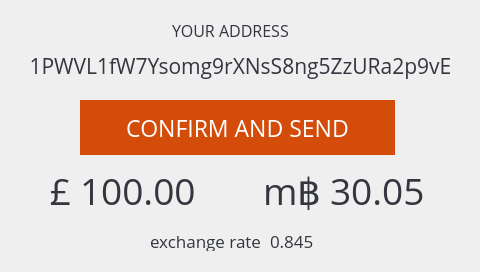
Old version of the form xbterminal/gui/ui.ui in the repository alexykot/xbterminal-firmware.
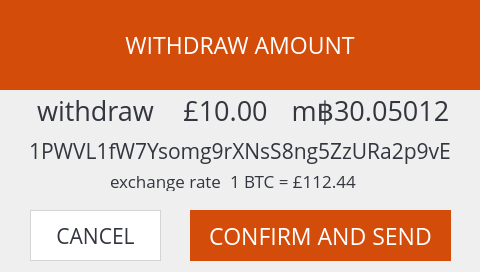
New version of the form. The open tabs and pages were chosen to show the change.

Commit message: Add 'cancel' button to withdraw_confirm screen

Diff of the .ui file:
```diff
--- a/xbterminal/gui/ui.ui
+++ b/xbterminal/gui/ui.ui
@@ -1523,16 +1523,16 @@
     <widget class="QLabel" name="wconfirm_address_h_lbl">
      <property name="geometry">
       <rect>
-       <x>150</x>
-       <y>20</y>
-       <width>161</width>
-       <height>21</height>
+       <x>30</x>
+       <y>90</y>
+       <width>131</width>
+       <height>41</height>
       </rect>
      </property>
      <property name="font">
       <font>
        <family>Open Sans</family>
-       <pointsize>12</pointsize>
+       <pointsize>20</pointsize>
       </font>
      </property>
      <property name="styleSheet">
@@ -1540,7 +1540,7 @@
 color: #33363e;</string>
      </property>
      <property name="text">
-      <string>YOUR ADDRESS</string>
+      <string>withdraw</string>
      </property>
      <property name="alignment">
       <set>Qt::AlignCenter</set>
@@ -1549,10 +1549,10 @@
     <widget class="QLabel" name="wconfirm_address_lbl">
      <property name="geometry">
       <rect>
-       <x>10</x>
-       <y>50</y>
-       <width>461</width>
-       <height>31</height>
+       <x>0</x>
+       <y>130</y>
+       <width>480</width>
+       <height>41</height>
       </rect>
      </property>
      <property name="font">
@@ -1575,10 +1575,10 @@
     <widget class="QPushButton" name="wconfirm_confirm_btn">
      <property name="geometry">
       <rect>
-       <x>80</x>
-       <y>100</y>
-       <width>315</width>
-       <height>55</height>
+       <x>190</x>
+       <y>210</y>
+       <width>261</width>
+       <height>51</height>
       </rect>
      </property>
      <property name="font">
@@ -1599,16 +1599,16 @@
     <widget class="QLabel" name="wconfirm_fiat_amount_lbl">
      <property name="geometry">
       <rect>
-       <x>80</x>
-       <y>170</y>
-       <width>161</width>
+       <x>170</x>
+       <y>90</y>
+       <width>111</width>
        <height>41</height>
       </rect>
      </property>
      <property name="font">
       <font>
        <family>Open Sans</family>
-       <pointsize>28</pointsize>
+       <pointsize>20</pointsize>
       </font>
      </property>
      <property name="styleSheet">
@@ -1616,54 +1616,25 @@
 color: #33363e;</string>
      </property>
      <property name="text">
-      <string>100.00</string>
+      <string>£10.00</string>
      </property>
      <property name="alignment">
-      <set>Qt::AlignLeading|Qt::AlignLeft|Qt::AlignVCenter</set>
-     </property>
-    </widget>
-    <widget class="QLabel" name="wconfirm_currency_lbl">
-     <property name="geometry">
-      <rect>
-       <x>20</x>
-       <y>170</y>
-       <width>51</width>
-       <height>41</height>
-      </rect>
-     </property>
-     <property name="font">
-      <font>
-       <family>Open Sans</family>
-       <pointsize>28</pointsize>
-       <weight>50</weight>
-       <italic>false</italic>
-       <bold>false</bold>
-      </font>
-     </property>
-     <property name="styleSheet">
-      <string notr="true">background: none;
-color: #33363e;</string>
-     </property>
-     <property name="text">
-      <string>£</string>
-     </property>
-     <property name="alignment">
-      <set>Qt::AlignRight|Qt::AlignTrailing|Qt::AlignVCenter</set>
+      <set>Qt::AlignCenter</set>
      </property>
     </widget>
     <widget class="QLabel" name="wconfirm_btc_amount_lbl">
      <property name="geometry">
       <rect>
-       <x>330</x>
-       <y>170</y>
-       <width>141</width>
+       <x>280</x>
+       <y>90</y>
+       <width>181</width>
        <height>41</height>
       </rect>
      </property>
      <property name="font">
       <font>
        <family>Open Sans</family>
-       <pointsize>28</pointsize>
+       <pointsize>20</pointsize>
       </font>
      </property>
      <property name="styleSheet">
@@ -1671,45 +1642,17 @@
 color: #33363e;</string>
      </property>
      <property name="text">
-      <string>30.05</string>
+      <string>m฿30.05012</string>
      </property>
      <property name="alignment">
-      <set>Qt::AlignLeading|Qt::AlignLeft|Qt::AlignVCenter</set>
-     </property>
-    </widget>
-    <widget class="QLabel" name="wconfirm_btc_lbl">
-     <property name="geometry">
-      <rect>
-       <x>250</x>
-       <y>170</y>
-       <width>71</width>
-       <height>41</height>
-      </rect>
-     </property>
-     <property name="font">
-      <font>
-       <family>Open Sans</family>
-       <pointsize>28</pointsize>
-       <weight>50</weight>
-       <bold>false</bold>
-      </font>
-     </property>
-     <property name="styleSheet">
-      <string notr="true">background: none;
-color: #33363e;</string>
-     </property>
-     <property name="text">
-      <string>m฿</string>
-     </property>
-     <property name="alignment">
-      <set>Qt::AlignRight|Qt::AlignTrailing|Qt::AlignVCenter</set>
+      <set>Qt::AlignCenter</set>
      </property>
     </widget>
     <widget class="QLabel" name="wconfirm_xrate_amount_lbl">
      <property name="geometry">
       <rect>
-       <x>270</x>
-       <y>230</y>
+       <x>230</x>
+       <y>170</y>
        <width>141</width>
        <height>21</height>
       </rect>
@@ -1725,14 +1668,14 @@
 color: #33363e;</string>
      </property>
      <property name="text">
-      <string>0.845</string>
+      <string>1 BTC = £112.44</string>
      </property>
     </widget>
     <widget class="QLabel" name="wconfirm_xrate_lbl">
      <property name="geometry">
       <rect>
-       <x>100</x>
-       <y>230</y>
+       <x>60</x>
+       <y>170</y>
        <width>161</width>
        <height>21</height>
       </rect>
@@ -1754,6 +1697,62 @@
       <set>Qt::AlignRight|Qt::AlignTrailing|Qt::AlignVCenter</set>
      </property>
     </widget>
+    <widget class="QPushButton" name="wconfirm_cancel_btn">
+     <property name="geometry">
+      <rect>
+       <x>30</x>
+       <y>210</y>
+       <width>131</width>
+       <height>51</height>
+      </rect>
+     </property>
+     <property name="font">
+      <font>
+       <family>Open Sans</family>
+       <pointsize>16</pointsize>
+      </font>
+     </property>
+     <property name="styleSheet">
+      <string notr="true">background: #fff;
+border-width: 1px;
+border-style: solid;
+border-color: #d4d4d4;
+color: #33363e;</string>
+     </property>
+     <property name="text">
+      <string>CANCEL</string>
+     </property>
+    </widget>
+    <widget class="QLabel" name="wconfirm_desc_lbl">
+     <property name="geometry">
+      <rect>
+       <x>0</x>
+       <y>0</y>
+       <width>480</width>
+       <height>90</height>
+      </rect>
+     </property>
+     <property name="font">
+      <font>
+       <family>Open Sans</family>
+       <pointsize>17</pointsize>
+       <italic>false</italic>
+      </font>
+     </property>
+     <property name="styleSheet">
+      <string notr="true">background: #d34c0a;
+color: #fff;</string>
+     </property>
+     <property name="text">
+      <string>WITHDRAW AMOUNT</string>
+     </property>
+     <property name="textFormat">
+      <enum>Qt::PlainText</enum>
+     </property>
+     <property name="alignment">
+      <set>Qt::AlignCenter</set>
+     </property>
+    </widget>
    </widget>
    <widget class="QWidget" name="withdraw_success_scrn">
     <widget class="QLabel" name="wsuccess_btc1_lbl">
```
Left out of the diff: 2 changed lines with no effect on the pictures. The commit also changes 3 other files.
